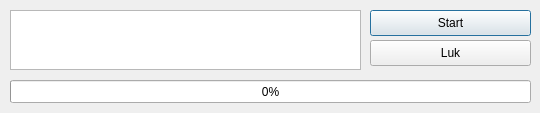
Qt form buildtools/ui/get_products_http_dialog.ui (fhdk/eordre2) before a commit.
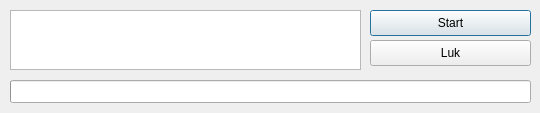
The same form after that commit.

What changed in the file:
```diff
--- a/buildtools/ui/get_products_http_dialog.ui
+++ b/buildtools/ui/get_products_http_dialog.ui
@@ -35,6 +35,9 @@
             <property name="value">
                 <number>0</number>
             </property>
+            <property name="format">
+                <string/>
+            </property>
         </widget>
         <widget class="QPushButton" name="buttonStart">
             <property name="geometry">
```
